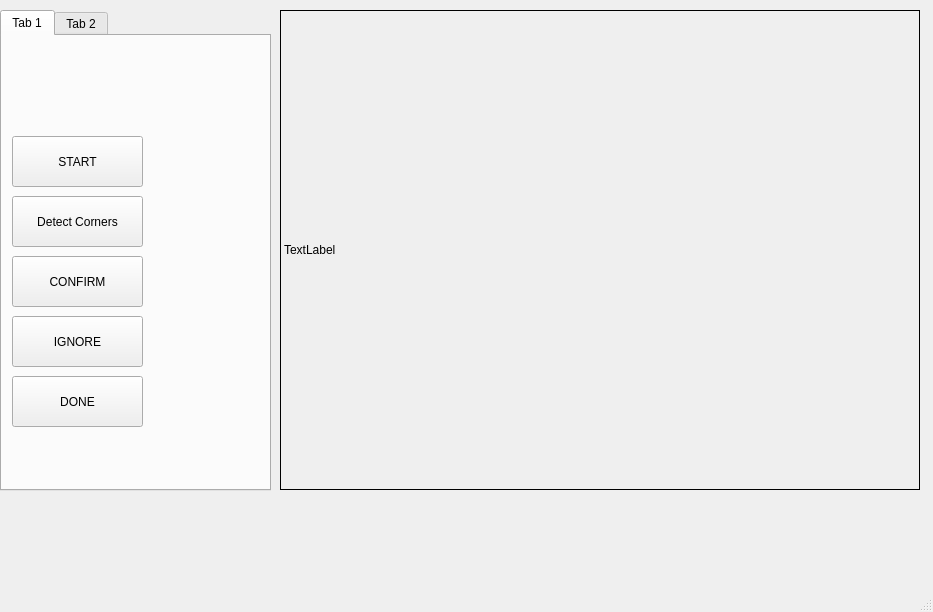
The window that configs/mdragon/pythonextern/calibcamera/mycalib/mycLIB.ui (mWorkVN/linuxcnc) describes before a commit, drawn with Qt 5.
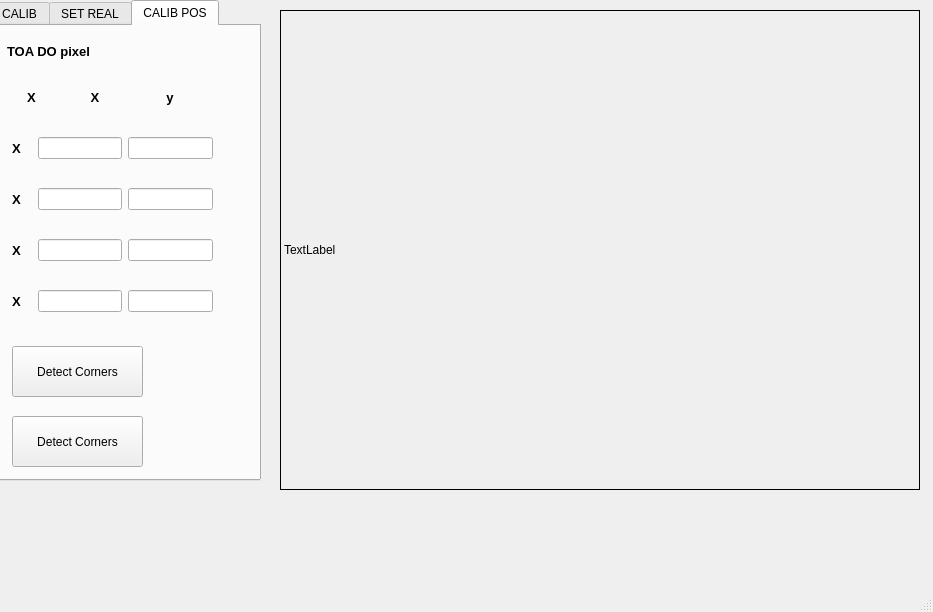
The same window after the commit.

What changed in the file:
```diff
--- a/configs/mdragon/pythonextern/calibcamera/mycalib/mycLIB.ui
+++ b/configs/mdragon/pythonextern/calibcamera/mycalib/mycLIB.ui
@@ -33,18 +33,18 @@
    <widget class="QTabWidget" name="tabWidget">
     <property name="geometry">
      <rect>
-      <x>0</x>
-      <y>10</y>
+      <x>-10</x>
+      <y>0</y>
       <width>271</width>
       <height>481</height>
      </rect>
     </property>
     <property name="currentIndex">
-     <number>0</number>
+     <number>2</number>
     </property>
     <widget class="QWidget" name="tab">
      <attribute name="title">
-      <string>Tab 1</string>
+      <string>CALIB</string>
      </attribute>
      <widget class="QPushButton" name="captureButton">
       <property name="geometry">
@@ -114,7 +114,7 @@
     </widget>
     <widget class="QWidget" name="tab_2">
      <attribute name="title">
-      <string>Tab 2</string>
+      <string>SET REAL</string>
      </attribute>
      <widget class="QWidget" name="horizontalLayoutWidget">
       <property name="geometry">
@@ -175,6 +175,485 @@
       </layout>
      </widget>
     </widget>
+    <widget class="QWidget" name="tab_3">
+     <attribute name="title">
+      <string>CALIB POS</string>
+     </attribute>
+     <widget class="QWidget" name="verticalLayoutWidget_2">
+      <property name="geometry">
+       <rect>
+        <x>10</x>
+        <y>0</y>
+        <width>221</width>
+        <height>311</height>
+       </rect>
+      </property>
+      <layout class="QVBoxLayout" name="verticalLayout_2">
+       <property name="leftMargin">
+        <number>5</number>
+       </property>
+       <property name="topMargin">
+        <number>5</number>
+       </property>
+       <property name="rightMargin">
+        <number>5</number>
+       </property>
+       <property name="bottomMargin">
+        <number>5</number>
+       </property>
+       <item>
+        <widget class="QLabel" name="axisCB_X_10">
+         <property name="sizePolicy">
+          <sizepolicy hsizetype="Fixed" vsizetype="Fixed">
+           <horstretch>0</horstretch>
+           <verstretch>0</verstretch>
+          </sizepolicy>
+         </property>
+         <property name="minimumSize">
+          <size>
+           <width>20</width>
+           <height>30</height>
+          </size>
+         </property>
+         <property name="maximumSize">
+          <size>
+           <width>16777215</width>
+           <height>30</height>
+          </size>
+         </property>
+         <property name="font">
+          <font>
+           <pointsize>10</pointsize>
+           <weight>75</weight>
+           <italic>false</italic>
+           <bold>true</bold>
+           <stylestrategy>PreferAntialias</stylestrategy>
+          </font>
+         </property>
+         <property name="text">
+          <string>TOA DO pixel</string>
+         </property>
+         <property name="alignment">
+          <set>Qt::AlignLeading|Qt::AlignLeft|Qt::AlignVCenter</set>
+         </property>
+         <property name="axis" stdset="0">
+          <string>TOA DO THUC</string>
+         </property>
+        </widget>
+       </item>
+       <item>
+        <layout class="QHBoxLayout" name="horizontalLayout_4">
+         <property name="leftMargin">
+          <number>5</number>
+         </property>
+         <property name="topMargin">
+          <number>5</number>
+         </property>
+         <property name="rightMargin">
+          <number>5</number>
+         </property>
+         <property name="bottomMargin">
+          <number>5</number>
+         </property>
+         <item>
+          <widget class="QLabel" name="axisCB_X_11">
+           <property name="sizePolicy">
+            <sizepolicy hsizetype="Fixed" vsizetype="Fixed">
+             <horstretch>0</horstretch>
+             <verstretch>0</verstretch>
+            </sizepolicy>
+           </property>
+           <property name="minimumSize">
+            <size>
+             <width>20</width>
+             <height>30</height>
+            </size>
+           </property>
+           <property name="maximumSize">
+            <size>
+             <width>16777215</width>
+             <height>30</height>
+            </size>
+           </property>
+           <property name="font">
+            <font>
+             <pointsize>10</pointsize>
+             <weight>75</weight>
+             <italic>false</italic>
+             <bold>true</bold>
+             <stylestrategy>PreferAntialias</stylestrategy>
+            </font>
+           </property>
+           <property name="text">
+            <string>X</string>
+           </property>
+           <property name="alignment">
+            <set>Qt::AlignLeading|Qt::AlignLeft|Qt::AlignVCenter</set>
+           </property>
+           <property name="axis" stdset="0">
+            <string>X</string>
+           </property>
+          </widget>
+         </item>
+         <item>
+          <widget class="QLabel" name="axisCB_X_12">
+           <property name="sizePolicy">
+            <sizepolicy hsizetype="Fixed" vsizetype="Fixed">
+             <horstretch>0</horstretch>
+             <verstretch>0</verstretch>
+            </sizepolicy>
+           </property>
+           <property name="minimumSize">
+            <size>
+             <width>54</width>
+             <height>30</height>
+            </size>
+           </property>
+           <property name="maximumSize">
+            <size>
+             <width>16777215</width>
+             <height>30</height>
+            </size>
+           </property>
+           <property name="font">
+            <font>
+             <pointsize>10</pointsize>
+             <weight>75</weight>
+             <italic>false</italic>
+             <bold>true</bold>
+             <stylestrategy>PreferAntialias</stylestrategy>
+            </font>
+           </property>
+           <property name="text">
+            <string>X</string>
+           </property>
+           <property name="alignment">
+            <set>Qt::AlignCenter</set>
+           </property>
+           <property name="axis" stdset="0">
+            <string>X</string>
+           </property>
+          </widget>
+         </item>
+         <item>
+          <widget class="QLabel" name="axisCB_X_13">
+           <property name="sizePolicy">
+            <sizepolicy hsizetype="Fixed" vsizetype="Fixed">
+             <horstretch>0</horstretch>
+             <verstretch>0</verstretch>
+            </sizepolicy>
+           </property>
+           <property name="minimumSize">
+            <size>
+             <width>54</width>
+             <height>30</height>
+            </size>
+           </property>
+           <property name="maximumSize">
+            <size>
+             <width>16777215</width>
+             <height>30</height>
+            </size>
+           </property>
+           <property name="font">
+            <font>
+             <pointsize>10</pointsize>
+             <weight>75</weight>
+             <italic>false</italic>
+             <bold>true</bold>
+             <stylestrategy>PreferAntialias</stylestrategy>
+            </font>
+           </property>
+           <property name="text">
+            <string>y</string>
+           </property>
+           <property name="alignment">
+            <set>Qt::AlignCenter</set>
+           </property>
+           <property name="axis" stdset="0">
+            <string>X</string>
+           </property>
+          </widget>
+         </item>
+        </layout>
+       </item>
+       <item>
+        <layout class="QHBoxLayout" name="horizontalLayout_5">
+         <property name="leftMargin">
+          <number>5</number>
+         </property>
+         <property name="topMargin">
+          <number>5</number>
+         </property>
+         <property name="rightMargin">
+          <number>5</number>
+         </property>
+         <property name="bottomMargin">
+          <number>5</number>
+         </property>
+         <item>
+          <widget class="QLabel" name="axisCB_X_14">
+           <property name="sizePolicy">
+            <sizepolicy hsizetype="Fixed" vsizetype="Fixed">
+             <horstretch>0</horstretch>
+             <verstretch>0</verstretch>
+            </sizepolicy>
+           </property>
+           <property name="minimumSize">
+            <size>
+             <width>20</width>
+             <height>30</height>
+            </size>
+           </property>
+           <property name="maximumSize">
+            <size>
+             <width>16777215</width>
+             <height>30</height>
+            </size>
+           </property>
+           <property name="font">
+            <font>
+             <pointsize>10</pointsize>
+             <weight>75</weight>
+             <italic>false</italic>
+             <bold>true</bold>
+             <stylestrategy>PreferAntialias</stylestrategy>
+            </font>
+           </property>
+           <property name="text">
+            <string>X</string>
+           </property>
+           <property name="alignment">
+            <set>Qt::AlignLeading|Qt::AlignLeft|Qt::AlignVCenter</set>
+           </property>
+           <property name="axis" stdset="0">
+            <string>X</string>
+           </property>
+          </widget>
+         </item>
+         <item>
+          <widget class="QLineEdit" name="feedLE_5"/>
+         </item>
+         <item>
+          <widget class="QLineEdit" name="feedLE_6"/>
+         </item>
+        </layout>
+       </item>
+       <item>
+        <layout class="QHBoxLayout" name="horizontalLayout_9">
+         <property name="leftMargin">
+          <number>5</number>
+         </property>
+         <property name="topMargin">
+          <number>5</number>
+         </property>
+         <property name="rightMargin">
+          <number>5</number>
+         </property>
+         <property name="bottomMargin">
+          <number>5</number>
+         </property>
+         <item>
+          <widget class="QLabel" name="axisCB_X_15">
+           <property name="sizePolicy">
+            <sizepolicy hsizetype="Fixed" vsizetype="Fixed">
+             <horstretch>0</horstretch>
+             <verstretch>0</verstretch>
+            </sizepolicy>
+           </property>
+           <property name="minimumSize">
+            <size>
+             <width>20</width>
+             <height>30</height>
+            </size>
+           </property>
+           <property name="maximumSize">
+            <size>
+             <width>16777215</width>
+             <height>30</height>
+            </size>
+           </property>
+           <property name="font">
+            <font>
+             <pointsize>10</pointsize>
+             <weight>75</weight>
+             <italic>false</italic>
+             <bold>true</bold>
+             <stylestrategy>PreferAntialias</stylestrategy>
+            </font>
+           </property>
+           <property name="text">
+            <string>X</string>
+           </property>
+           <property name="alignment">
+            <set>Qt::AlignLeading|Qt::AlignLeft|Qt::AlignVCenter</set>
+           </property>
+           <property name="axis" stdset="0">
+            <string>X</string>
+           </property>
+          </widget>
+         </item>
+         <item>
+          <widget class="QLineEdit" name="feedLE_17"/>
+         </item>
+         <item>
+          <widget class="QLineEdit" name="feedLE_18"/>
+         </item>
+        </layout>
+       </item>
+       <item>
+        <layout class="QHBoxLayout" name="horizontalLayout_10">
+         <property name="leftMargin">
+          <number>5</number>
+         </property>
+         <property name="topMargin">
+          <number>5</number>
+         </property>
+         <property name="rightMargin">
+          <number>5</number>
+         </property>
+         <property name="bottomMargin">
+          <number>5</number>
+         </property>
+         <item>
+          <widget class="QLabel" name="axisCB_X_16">
+           <property name="sizePolicy">
+            <sizepolicy hsizetype="Fixed" vsizetype="Fixed">
+             <horstretch>0</horstretch>
+             <verstretch>0</verstretch>
+            </sizepolicy>
+           </property>
+           <property name="minimumSize">
+            <size>
+             <width>20</width>
+             <height>30</height>
+            </size>
+           </property>
+           <property name="maximumSize">
+            <size>
+             <width>16777215</width>
+             <height>30</height>
+            </size>
+           </property>
+           <property name="font">
+            <font>
+             <pointsize>10</pointsize>
+             <weight>75</weight>
+             <italic>false</italic>
+             <bold>true</bold>
+             <stylestrategy>PreferAntialias</stylestrategy>
+            </font>
+           </property>
+           <property name="text">
+            <string>X</string>
+           </property>
+           <property name="alignment">
+            <set>Qt::AlignLeading|Qt::AlignLeft|Qt::AlignVCenter</set>
+           </property>
+           <property name="axis" stdset="0">
+            <string>X</string>
+           </property>
+          </widget>
+         </item>
+         <item>
+          <widget class="QLineEdit" name="feedLE_19"/>
+         </item>
+         <item>
+          <widget class="QLineEdit" name="feedLE_20"/>
+         </item>
+        </layout>
+       </item>
+       <item>
+        <layout class="QHBoxLayout" name="horizontalLayout_11">
+         <property name="leftMargin">
+          <number>5</number>
+         </property>
+         <property name="topMargin">
+          <number>5</number>
+         </property>
+         <property name="rightMargin">
+          <number>5</number>
+         </property>
+         <property name="bottomMargin">
+          <number>5</number>
+         </property>
+         <item>
+          <widget class="QLabel" name="axisCB_X_17">
+           <property name="sizePolicy">
+            <sizepolicy hsizetype="Fixed" vsizetype="Fixed">
+             <horstretch>0</horstretch>
+             <verstretch>0</verstretch>
+            </sizepolicy>
+           </property>
+           <property name="minimumSize">
+            <size>
+             <width>20</width>
+             <height>30</height>
+            </size>
+           </property>
+           <property name="maximumSize">
+            <size>
+             <width>16777215</width>
+             <height>30</height>
+            </size>
+           </property>
+           <property name="font">
+            <font>
+             <pointsize>10</pointsize>
+             <weight>75</weight>
+             <italic>false</italic>
+             <bold>true</bold>
+             <stylestrategy>PreferAntialias</stylestrategy>
+            </font>
+           </property>
+           <property name="text">
+            <string>X</string>
+           </property>
+           <property name="alignment">
+            <set>Qt::AlignLeading|Qt::AlignLeft|Qt::AlignVCenter</set>
+           </property>
+           <property name="axis" stdset="0">
+            <string>X</string>
+           </property>
+          </widget>
+         </item>
+         <item>
+          <widget class="QLineEdit" name="feedLE_21"/>
+         </item>
+         <item>
+          <widget class="QLineEdit" name="feedLE_22"/>
+         </item>
+        </layout>
+       </item>
+      </layout>
+     </widget>
+     <widget class="QPushButton" name="detectCornersButton_2">
+      <property name="geometry">
+       <rect>
+        <x>20</x>
+        <y>320</y>
+        <width>131</width>
+        <height>51</height>
+       </rect>
+      </property>
+      <property name="text">
+       <string>Detect Corners</string>
+      </property>
+     </widget>
+     <widget class="QPushButton" name="detectCornersButton_3">
+      <property name="geometry">
+       <rect>
+        <x>20</x>
+        <y>390</y>
+        <width>131</width>
+        <height>51</height>
+       </rect>
+      </property>
+      <property name="text">
+       <string>Detect Corners</string>
+      </property>
+     </widget>
+    </widget>
    </widget>
   </widget>
   <widget class="QMenuBar" name="menubar">
```
Left out of the diff: 412 changed lines with no effect on the pictures.
